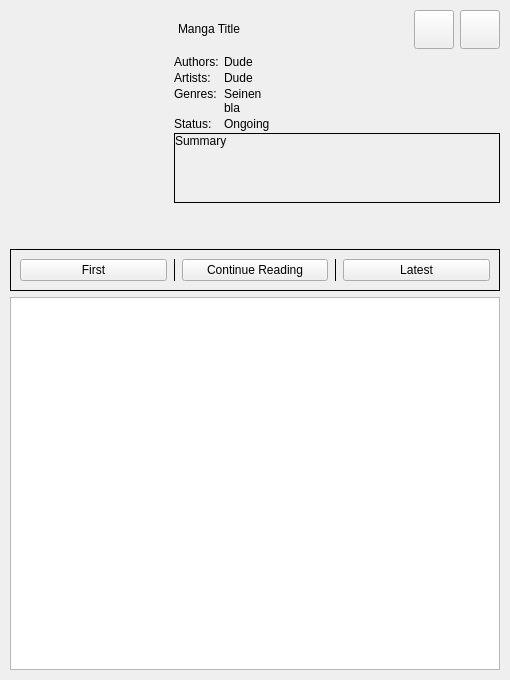
Above: widgets/mangainfowidget.ui from Rain92/UltimateMangaReader before the change. Below: the same form after it.
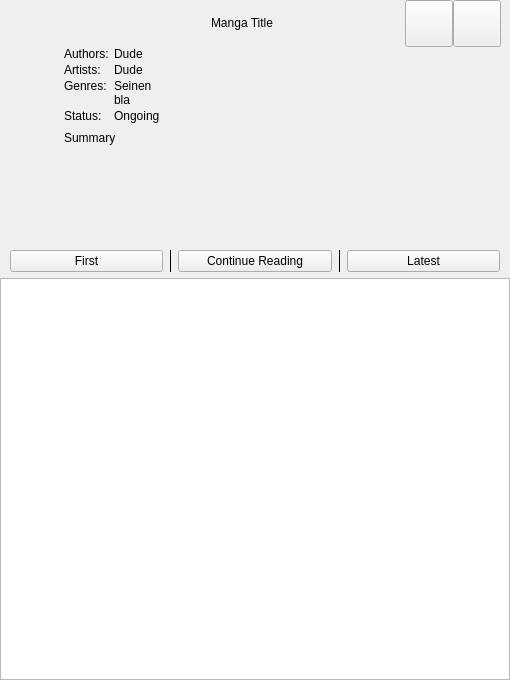
That is the form after the change. Icons and pictures are not drawn.

Commit message: update layout on main widget

```diff
--- a/widgets/mangainfowidget.ui
+++ b/widgets/mangainfowidget.ui
@@ -13,24 +13,46 @@
   <property name="windowTitle">
    <string>Form</string>
   </property>
-  <layout class="QVBoxLayout" name="verticalLayout_2">
+  <layout class="QVBoxLayout" name="verticalLayout_2" stretch="0,0,1,0,0">
    <property name="spacing">
-    <number>6</number>
+    <number>0</number>
    </property>
    <property name="leftMargin">
-    <number>10</number>
+    <number>0</number>
    </property>
    <property name="topMargin">
-    <number>10</number>
+    <number>0</number>
    </property>
    <property name="rightMargin">
-    <number>10</number>
+    <number>0</number>
    </property>
    <property name="bottomMargin">
-    <number>10</number>
+    <number>0</number>
    </property>
    <item>
-    <layout class="QHBoxLayout" name="horizontalLayout_6">
+    <layout class="QHBoxLayout" name="horizontalLayout_6" stretch="0,1,0,0">
+     <property name="spacing">
+      <number>0</number>
+     </property>
+     <property name="leftMargin">
+      <number>9</number>
+     </property>
+     <property name="rightMargin">
+      <number>9</number>
+     </property>
+     <item>
+      <spacer name="horizontalSpacer">
+       <property name="orientation">
+        <enum>Qt::Horizontal</enum>
+       </property>
+       <property name="sizeHint" stdset="0">
+        <size>
+         <width>70</width>
+         <height>0</height>
+        </size>
+       </property>
+      </spacer>
+     </item>
      <item>
       <widget class="QLabel" name="labelMangaInfoTitle">
        <property name="sizePolicy">
@@ -49,6 +71,12 @@
      </item>
      <item>
       <widget class="QToolButton" name="toolButtonDownload">
+       <property name="minimumSize">
+        <size>
+         <width>40</width>
+         <height>40</height>
+        </size>
+       </property>
        <property name="focusPolicy">
         <enum>Qt::NoFocus</enum>
        </property>
@@ -61,14 +89,20 @@
        </property>
        <property name="iconSize">
         <size>
-         <width>32</width>
-         <height>32</height>
+         <width>40</width>
+         <height>40</height>
         </size>
        </property>
       </widget>
      </item>
      <item>
       <widget class="QToolButton" name="toolButtonAddFavorites">
+       <property name="minimumSize">
+        <size>
+         <width>40</width>
+         <height>40</height>
+        </size>
+       </property>
        <property name="focusPolicy">
         <enum>Qt::NoFocus</enum>
        </property>
@@ -82,8 +116,8 @@
        </property>
        <property name="iconSize">
         <size>
-         <width>32</width>
-         <height>32</height>
+         <width>40</width>
+         <height>40</height>
         </size>
        </property>
        <property name="checkable">
@@ -100,9 +134,15 @@
     </layout>
    </item>
    <item>
-    <layout class="QHBoxLayout" name="horizontalLayout_2" stretch="1,2">
+    <layout class="QHBoxLayout" name="horizontalLayout_2" stretch="1,10">
      <property name="spacing">
-      <number>1</number>
+      <number>10</number>
+     </property>
+     <property name="leftMargin">
+      <number>10</number>
+     </property>
+     <property name="rightMargin">
+      <number>10</number>
      </property>
      <item>
       <widget class="QLabel" name="labelMangaInfoCover">
@@ -126,7 +166,7 @@
      <item>
       <layout class="QVBoxLayout" name="verticalLayout">
        <property name="spacing">
-        <number>2</number>
+        <number>8</number>
        </property>
        <item>
         <layout class="QFormLayout" name="formLayout">
@@ -139,6 +179,9 @@
          <property name="labelAlignment">
           <set>Qt::AlignLeading|Qt::AlignLeft|Qt::AlignTop</set>
          </property>
+         <property name="formAlignment">
+          <set>Qt::AlignLeading|Qt::AlignLeft|Qt::AlignTop</set>
+         </property>
          <property name="horizontalSpacing">
           <number>2</number>
          </property>
@@ -302,6 +345,9 @@
          <property name="frameShadow">
           <enum>QFrame::Plain</enum>
          </property>
+         <property name="lineWidth">
+          <number>0</number>
+         </property>
          <property name="verticalScrollBarPolicy">
           <enum>Qt::ScrollBarAsNeeded</enum>
          </property>
@@ -319,8 +365,8 @@
            <rect>
             <x>0</x>
             <y>0</y>
-            <width>321</width>
-            <height>68</height>
+            <width>434</width>
+            <height>72</height>
            </rect>
           </property>
           <property name="sizePolicy">
@@ -386,14 +432,35 @@
     </spacer>
    </item>
    <item>
-    <widget class="QFrame" name="frame">
+    <widget class="QFrame" name="topButtonsFrame">
+     <property name="styleSheet">
+      <string notr="true"/>
+     </property>
      <property name="frameShape">
       <enum>QFrame::Box</enum>
      </property>
      <property name="frameShadow">
       <enum>QFrame::Plain</enum>
      </property>
+     <property name="lineWidth">
+      <number>0</number>
+     </property>
      <layout class="QHBoxLayout" name="horizontalLayout">
+      <property name="spacing">
+       <number>-1</number>
+      </property>
+      <property name="leftMargin">
+       <number>10</number>
+      </property>
+      <property name="topMargin">
+       <number>6</number>
+      </property>
+      <property name="rightMargin">
+       <number>10</number>
+      </property>
+      <property name="bottomMargin">
+       <number>6</number>
+      </property>
       <item>
        <widget class="QPushButton" name="pushButtonReadFirst">
         <property name="sizePolicy">
@@ -488,6 +555,18 @@
      <property name="focusPolicy">
       <enum>Qt::NoFocus</enum>
      </property>
+     <property name="styleSheet">
+      <string notr="true"/>
+     </property>
+     <property name="frameShadow">
+      <enum>QFrame::Plain</enum>
+     </property>
+     <property name="lineWidth">
+      <number>0</number>
+     </property>
+     <property name="spacing">
+      <number>0</number>
+     </property>
     </widget>
    </item>
   </layout>
```
Left out of the diff: 2 changed lines with no effect on the pictures. The commit also changes 2 other files.
